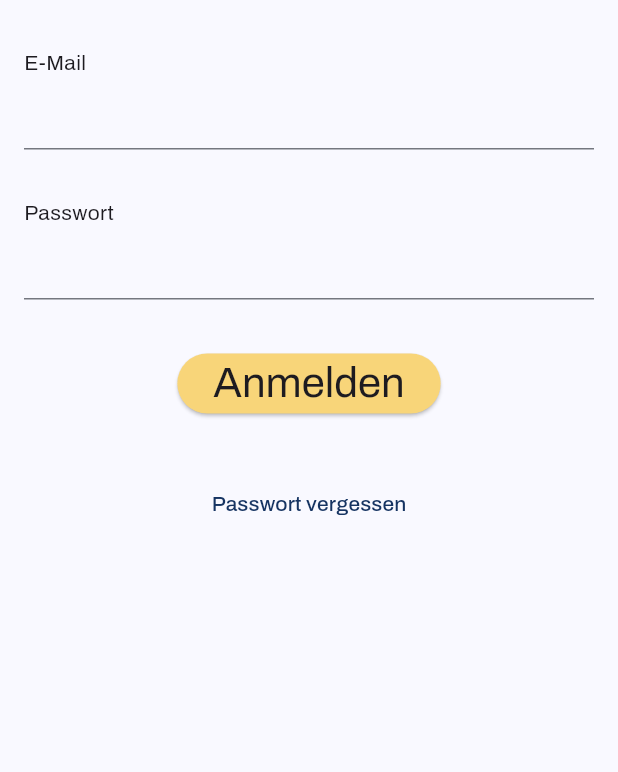
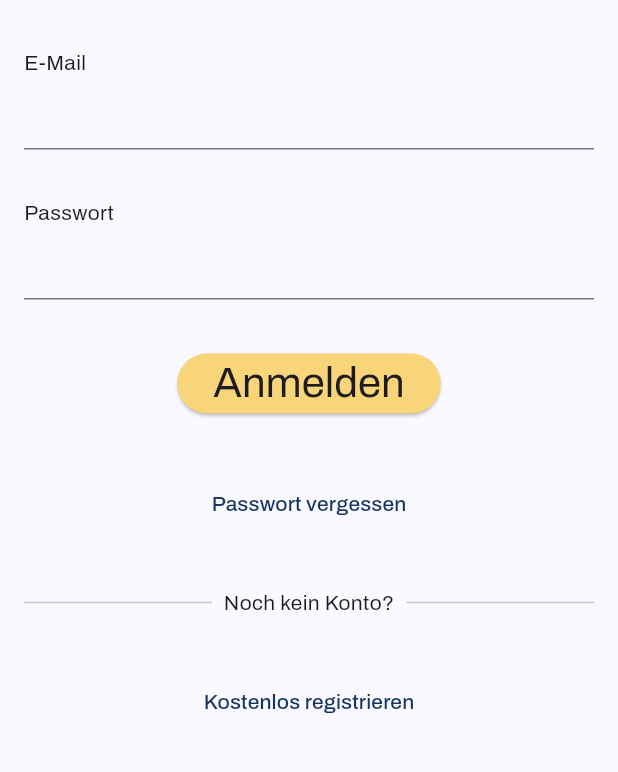
Before and after one commit to DavidAppAkademie/batch_3_app, a Flutter app: the screen it shows after launch, on a phone screen of 412 x 824 dp, the part 305-1077 px from its top. Run offline on Flutter 3.47's test engine with Material 3 defaults, Android fonts, the phone set to English and light mode, and no system bars; our stand-ins replace flutter_highlight, google_fonts.

Commit message:
Add sign up page UI elements

```diff
--- a/lib/features/sign_up/presentation/sign_up_page.dart
+++ b/lib/features/sign_up/presentation/sign_up_page.dart
@@ -36,6 +36,25 @@ class SignUpPage extends StatelessWidget {
                 child: const Text("Passwort vergessen"),
               ),
             ),
+            gapH32,
+            const Row(
+              mainAxisAlignment: MainAxisAlignment.center,
+              children: [
+                Expanded(child: Divider()),
+                Padding(
+                  padding: EdgeInsets.symmetric(horizontal: Sizes.p8),
+                  child: Text("Noch kein Konto?"),
+                ),
+                Expanded(child: Divider()),
+              ],
+            ),
+            gapH32,
+            Center(
+              child: TextButton(
+                onPressed: () {},
+                child: const Text("Kostenlos registrieren"),
+              ),
+            ),
           ],
         ),
       ),
```
